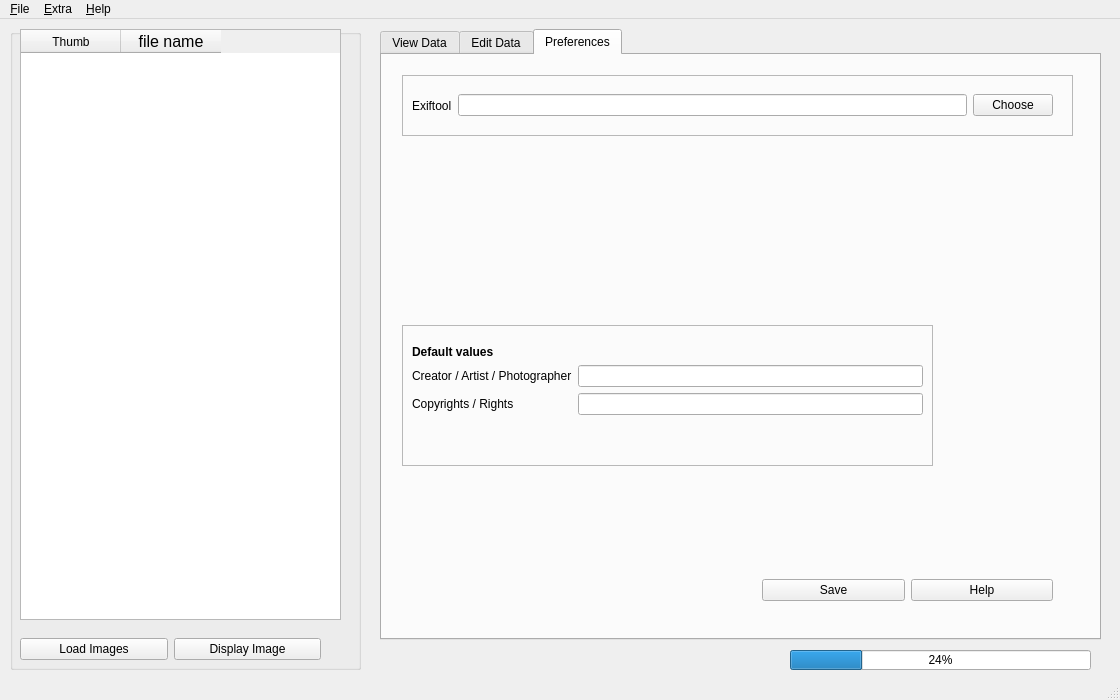
Before: the Qt Designer form scripts/ui/MainWindow.ui in hvdwolf/pyExifToolGUI, drawn with Qt 5.
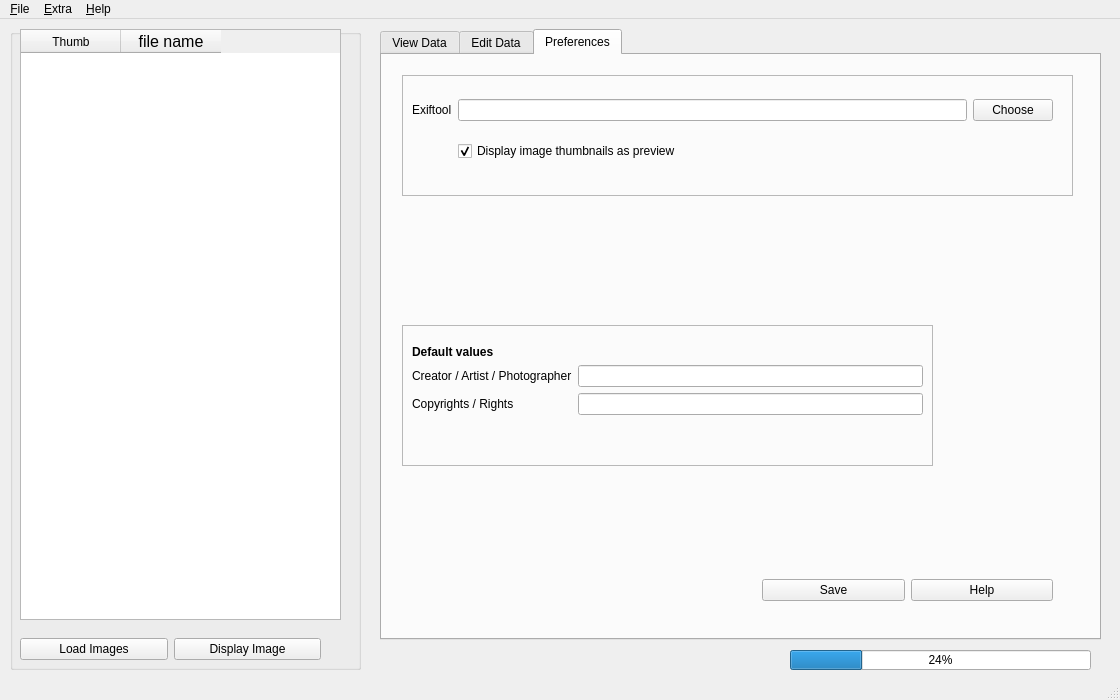
After: the same form once the commit is applied. The open tabs and pages were chosen to show the change.

Commit message: Make display of preview thumbnails a Preference setting

```diff
--- a/scripts/ui/MainWindow.ui
+++ b/scripts/ui/MainWindow.ui
@@ -2928,7 +2928,7 @@
         <x>20</x>
         <y>20</y>
         <width>671</width>
-        <height>61</height>
+        <height>121</height>
        </rect>
       </property>
       <property name="toolTip">
@@ -2949,31 +2949,11 @@
          <x>10</x>
          <y>10</y>
          <width>641</width>
-         <height>41</height>
+         <height>91</height>
         </rect>
        </property>
-       <layout class="QHBoxLayout" name="horizontalLayout">
-        <item>
-         <widget class="QLabel" name="label_8">
-          <property name="toolTip">
-           <string>The program will go for the default exiftool version. Here you can specify another version.</string>
-          </property>
-          <property name="text">
-           <string>Exiftool</string>
-          </property>
-         </widget>
-        </item>
-        <item>
-         <widget class="QLineEdit" name="exiftooloption">
-          <property name="toolTip">
-           <string>The program will go for the default exiftool version. Here you can specify another version.</string>
-          </property>
-          <property name="statusTip">
-           <string>The program will go for the default exiftool version. Here you can specify another version.</string>
-          </property>
-         </widget>
-        </item>
-        <item>
+       <layout class="QGridLayout" name="gridLayout_10">
+        <item row="0" column="2">
          <widget class="QPushButton" name="btn_choose_exiftool">
           <property name="toolTip">
            <string>The program will go for the default exiftool version. Here you can specify another version.</string>
@@ -2983,6 +2963,42 @@
           </property>
          </widget>
         </item>
+        <item row="0" column="1">
+         <widget class="QLineEdit" name="exiftooloption">
+          <property name="toolTip">
+           <string>The program will go for the default exiftool version. Here you can specify another version.</string>
+          </property>
+          <property name="statusTip">
+           <string>The program will go for the default exiftool version. Here you can specify another version.</string>
+          </property>
+         </widget>
+        </item>
+        <item row="0" column="0">
+         <widget class="QLabel" name="label_8">
+          <property name="toolTip">
+           <string>The program will go for the default exiftool version. Here you can specify another version.</string>
+          </property>
+          <property name="text">
+           <string>Exiftool</string>
+          </property>
+         </widget>
+        </item>
+        <item row="1" column="1">
+         <widget class="QCheckBox" name="pref_thumbnail_preview">
+          <property name="toolTip">
+           <string>This checkbox determines whether thumbnail previews are displayed in the table. Default is yes but it slows down loading considerably</string>
+          </property>
+          <property name="statusTip">
+           <string>This checkbox determines whether thumbnail previews are displayed in the table. Default is yes but it slows down loading considerably</string>
+          </property>
+          <property name="text">
+           <string>Display image thumbnails as preview</string>
+          </property>
+          <property name="checked">
+           <bool>true</bool>
+          </property>
+         </widget>
+        </item>
        </layout>
       </widget>
      </widget>
```
Left out of the diff: 6 changed lines with no effect on the pictures. The commit also changes 3 other files.
